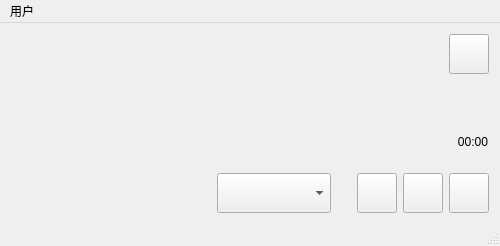
First picture: the form in src/mainwindow.ui, repository zonyitoo/doubanfm-qt, before the edit.
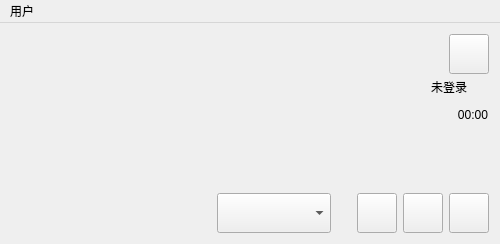
Second picture: the form after the edit. Icons and pictures are not drawn. Custom widgets are drawn as their Qt base class.

Commit message: Add login button

The edit to the form file:
```diff
--- a/src/mainwindow.ui
+++ b/src/mainwindow.ui
@@ -7,19 +7,19 @@
     <x>0</x>
     <y>0</y>
     <width>500</width>
-    <height>246</height>
+    <height>244</height>
    </rect>
   </property>
   <property name="minimumSize">
    <size>
     <width>500</width>
-    <height>246</height>
+    <height>244</height>
    </size>
   </property>
   <property name="maximumSize">
    <size>
     <width>500</width>
-    <height>246</height>
+    <height>244</height>
    </size>
   </property>
   <property name="windowTitle">
@@ -113,6 +113,8 @@
        </layout>
       </item>
       <item>
+       <layout class="QHBoxLayout" name="horizontalLayout_4">
+        <item>
        <widget class="QLabel" name="albumName">
         <property name="maximumSize">
          <size>
@@ -132,17 +134,22 @@
        </widget>
       </item>
       <item>
-       <spacer name="verticalSpacer">
-        <property name="orientation">
-         <enum>Qt::Vertical</enum>
-        </property>
-        <property name="sizeHint" stdset="0">
-         <size>
-          <width>20</width>
-          <height>40</height>
-         </size>
-        </property>
-       </spacer>
+         <widget class="QPushButton" name="userNameButton">
+          <property name="sizePolicy">
+           <sizepolicy hsizetype="Fixed" vsizetype="Fixed">
+            <horstretch>0</horstretch>
+            <verstretch>0</verstretch>
+           </sizepolicy>
+          </property>
+          <property name="text">
+           <string>未登录</string>
+          </property>
+          <property name="flat">
+           <bool>true</bool>
+          </property>
+         </widget>
+        </item>
+       </layout>
       </item>
       <item>
        <layout class="QHBoxLayout" name="HeaderLayout">
@@ -345,7 +352,6 @@
    </widget>
    <addaction name="menu"/>
   </widget>
-  <widget class="QStatusBar" name="statusBar"/>
   <action name="authAction">
    <property name="text">
     <string>未登录</string>
```
Lines whose indentation alone changed are shown as unchanged. The commit also changes 3 other files.
